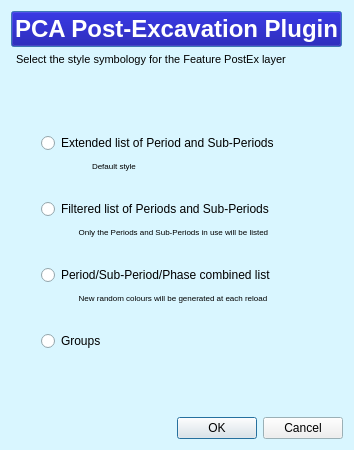
The window that PCA_PostExcavation/pca_postex_choose_style_dialog_base.ui (PCA-Geodata/PCA-PostExcavation-QGIS-Plugin) describes before a commit, drawn with Qt 5.
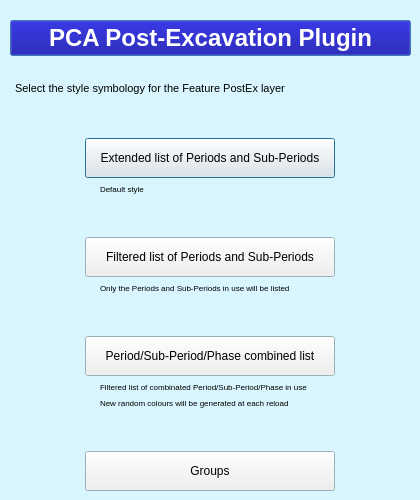
The same window after the commit.

Commit message: postex v.2.01

Diff of the .ui file:
```diff
--- a/PCA_PostExcavation/pca_postex_choose_style_dialog_base.ui
+++ b/PCA_PostExcavation/pca_postex_choose_style_dialog_base.ui
@@ -9,20 +9,20 @@
    <rect>
     <x>0</x>
     <y>0</y>
-    <width>350</width>
-    <height>450</height>
+    <width>420</width>
+    <height>500</height>
    </rect>
   </property>
   <property name="minimumSize">
    <size>
-    <width>0</width>
-    <height>450</height>
+    <width>420</width>
+    <height>500</height>
    </size>
   </property>
   <property name="maximumSize">
    <size>
-    <width>350</width>
-    <height>450</height>
+    <width>420</width>
+    <height>500</height>
    </size>
   </property>
   <property name="palette">
@@ -95,24 +95,20 @@
   <property name="windowTitle">
    <string>PCA PostExcavation</string>
   </property>
-  <layout class="QGridLayout" name="gridLayout">
-   <item row="3" column="0">
-    <spacer name="verticalSpacer_2">
-     <property name="orientation">
-      <enum>Qt::Vertical</enum>
-     </property>
-     <property name="sizeHint" stdset="0">
-      <size>
-       <width>17</width>
-       <height>36</height>
-      </size>
-     </property>
-    </spacer>
-   </item>
-   <item row="1" column="0">
+  <widget class="QWidget" name="verticalLayoutWidget">
+   <property name="geometry">
+    <rect>
+     <x>10</x>
+     <y>20</y>
+     <width>401</width>
+     <height>471</height>
+    </rect>
+   </property>
+   <layout class="QVBoxLayout" name="verticalLayout_2">
+    <item>
     <widget class="QPushButton" name="pushButton">
      <property name="sizePolicy">
-      <sizepolicy hsizetype="Fixed" vsizetype="Fixed">
+       <sizepolicy hsizetype="Minimum" vsizetype="Fixed">
        <horstretch>0</horstretch>
        <verstretch>0</verstretch>
       </sizepolicy>
@@ -452,7 +448,20 @@
      </property>
     </widget>
    </item>
-   <item row="2" column="0">
+    <item>
+     <spacer name="horizontalSpacer">
+      <property name="orientation">
+       <enum>Qt::Horizontal</enum>
+      </property>
+      <property name="sizeHint" stdset="0">
+       <size>
+        <width>40</width>
+        <height>20</height>
+       </size>
+      </property>
+     </spacer>
+    </item>
+    <item>
     <widget class="QLabel" name="label">
      <property name="sizePolicy">
       <sizepolicy hsizetype="Fixed" vsizetype="Fixed">
@@ -491,37 +500,35 @@
      </property>
     </widget>
    </item>
-   <item row="6" column="0">
+    <item>
     <spacer name="verticalSpacer">
      <property name="orientation">
       <enum>Qt::Vertical</enum>
      </property>
      <property name="sizeHint" stdset="0">
       <size>
-       <width>17</width>
-       <height>30</height>
+        <width>20</width>
+        <height>40</height>
       </size>
      </property>
     </spacer>
    </item>
-   <item row="5" column="0">
-    <layout class="QVBoxLayout" name="verticalLayout">
-     <property name="spacing">
-      <number>8</number>
-     </property>
-     <property name="sizeConstraint">
-      <enum>QLayout::SetFixedSize</enum>
-     </property>
-     <property name="leftMargin">
-      <number>30</number>
-     </property>
-     <property name="rightMargin">
-      <number>1</number>
-     </property>
-     <item>
-      <widget class="QRadioButton" name="full_periods_radioButton">
+    <item alignment="Qt::AlignHCenter">
+     <widget class="QPushButton" name="full_periods_pushButton">
+      <property name="minimumSize">
+       <size>
+        <width>250</width>
+        <height>40</height>
+       </size>
+      </property>
+      <property name="maximumSize">
+       <size>
+        <width>250</width>
+        <height>16777215</height>
+       </size>
+      </property>
        <property name="text">
-        <string>Extended list of Period and Sub-Periods</string>
+       <string>Extended list of Periods and Sub-Periods</string>
        </property>
       </widget>
      </item>
@@ -542,25 +549,37 @@
         <string>Default style</string>
        </property>
        <property name="indent">
-        <number>51</number>
+       <number>90</number>
        </property>
       </widget>
      </item>
      <item>
-      <spacer name="horizontalSpacer">
+     <spacer name="verticalSpacer_3">
        <property name="orientation">
-        <enum>Qt::Horizontal</enum>
+       <enum>Qt::Vertical</enum>
        </property>
        <property name="sizeHint" stdset="0">
         <size>
-         <width>40</width>
-         <height>20</height>
+        <width>20</width>
+        <height>40</height>
         </size>
        </property>
       </spacer>
      </item>
-     <item>
-      <widget class="QRadioButton" name="filtered_periods_radioButton">
+    <item alignment="Qt::AlignHCenter">
+     <widget class="QPushButton" name="filtered_periods_pushButton">
+      <property name="minimumSize">
+       <size>
+        <width>250</width>
+        <height>40</height>
+       </size>
+      </property>
+      <property name="maximumSize">
+       <size>
+        <width>250</width>
+        <height>16777215</height>
+       </size>
+      </property>
        <property name="text">
         <string>Filtered list of Periods and Sub-Periods</string>
        </property>
@@ -574,30 +593,60 @@
         </font>
        </property>
        <property name="text">
-        <string>                 Only the Periods and Sub-Periods in use will be listed</string>
+       <string>Only the Periods and Sub-Periods in use will be listed</string>
+      </property>
+      <property name="indent">
+       <number>90</number>
        </property>
       </widget>
      </item>
      <item>
-      <spacer name="horizontalSpacer_2">
+     <spacer name="verticalSpacer_4">
        <property name="orientation">
-        <enum>Qt::Horizontal</enum>
+       <enum>Qt::Vertical</enum>
        </property>
        <property name="sizeHint" stdset="0">
         <size>
-         <width>40</width>
-         <height>20</height>
+        <width>20</width>
+        <height>40</height>
         </size>
        </property>
       </spacer>
      </item>
-     <item>
-      <widget class="QRadioButton" name="combined_phases_radioButton">
+    <item alignment="Qt::AlignHCenter|Qt::AlignVCenter">
+     <widget class="QPushButton" name="combined_periods_phases_pushButton">
+      <property name="minimumSize">
+       <size>
+        <width>250</width>
+        <height>40</height>
+       </size>
+      </property>
+      <property name="maximumSize">
+       <size>
+        <width>250</width>
+        <height>16777215</height>
+       </size>
+      </property>
        <property name="text">
         <string>Period/Sub-Period/Phase combined list</string>
        </property>
       </widget>
      </item>
+    <item>
+     <widget class="QLabel" name="label_5">
+      <property name="font">
+       <font>
+        <pointsize>6</pointsize>
+       </font>
+      </property>
+      <property name="text">
+       <string>Filtered list of combinated Period/Sub-Period/Phase in use</string>
+      </property>
+      <property name="indent">
+       <number>90</number>
+      </property>
+     </widget>
+    </item>
      <item>
       <widget class="QLabel" name="label_3">
        <property name="font">
@@ -606,43 +655,47 @@
         </font>
        </property>
        <property name="text">
-        <string>                 New random colours will be generated at each reload</string>
+       <string>New random colours will be generated at each reload</string>
+      </property>
+      <property name="indent">
+       <number>90</number>
        </property>
       </widget>
      </item>
      <item>
-      <spacer name="horizontalSpacer_3">
+     <spacer name="verticalSpacer_5">
        <property name="orientation">
-        <enum>Qt::Horizontal</enum>
+       <enum>Qt::Vertical</enum>
        </property>
        <property name="sizeHint" stdset="0">
         <size>
-         <width>40</width>
-         <height>20</height>
+        <width>20</width>
+        <height>40</height>
         </size>
        </property>
       </spacer>
      </item>
-     <item>
-      <widget class="QRadioButton" name="groups_radioButton">
+    <item alignment="Qt::AlignHCenter">
+     <widget class="QPushButton" name="groups_pushButton">
+      <property name="minimumSize">
+       <size>
+        <width>250</width>
+        <height>40</height>
+       </size>
+      </property>
+      <property name="maximumSize">
+       <size>
+        <width>250</width>
+        <height>16777215</height>
+       </size>
+      </property>
        <property name="text">
         <string>Groups</string>
        </property>
       </widget>
      </item>
     </layout>
-   </item>
-   <item row="7" column="0">
-    <widget class="QDialogButtonBox" name="button_box">
-     <property name="orientation">
-      <enum>Qt::Horizontal</enum>
-     </property>
-     <property name="standardButtons">
-      <set>QDialogButtonBox::Cancel|QDialogButtonBox::Ok</set>
-     </property>
-    </widget>
-   </item>
-  </layout>
+  </widget>
  </widget>
  <resources/>
  <connections>
```
Left out of the diff: 37 changed lines with no effect on the pictures. Lines whose indentation alone changed are shown as unchanged. The commit also changes 7 other files.
